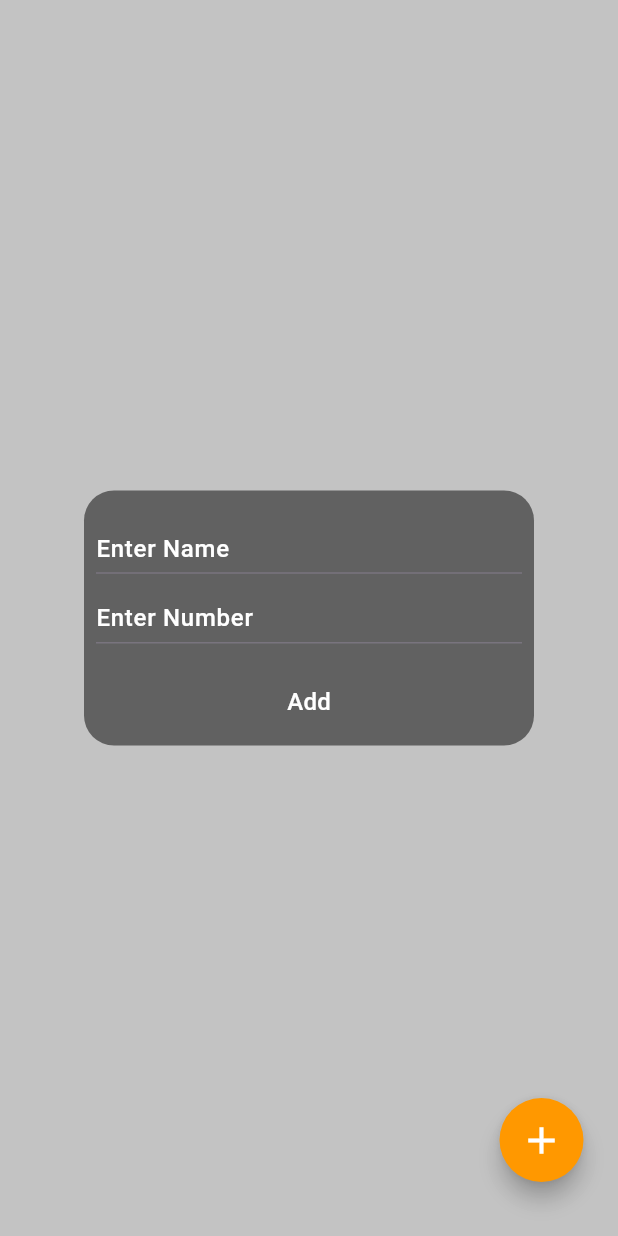
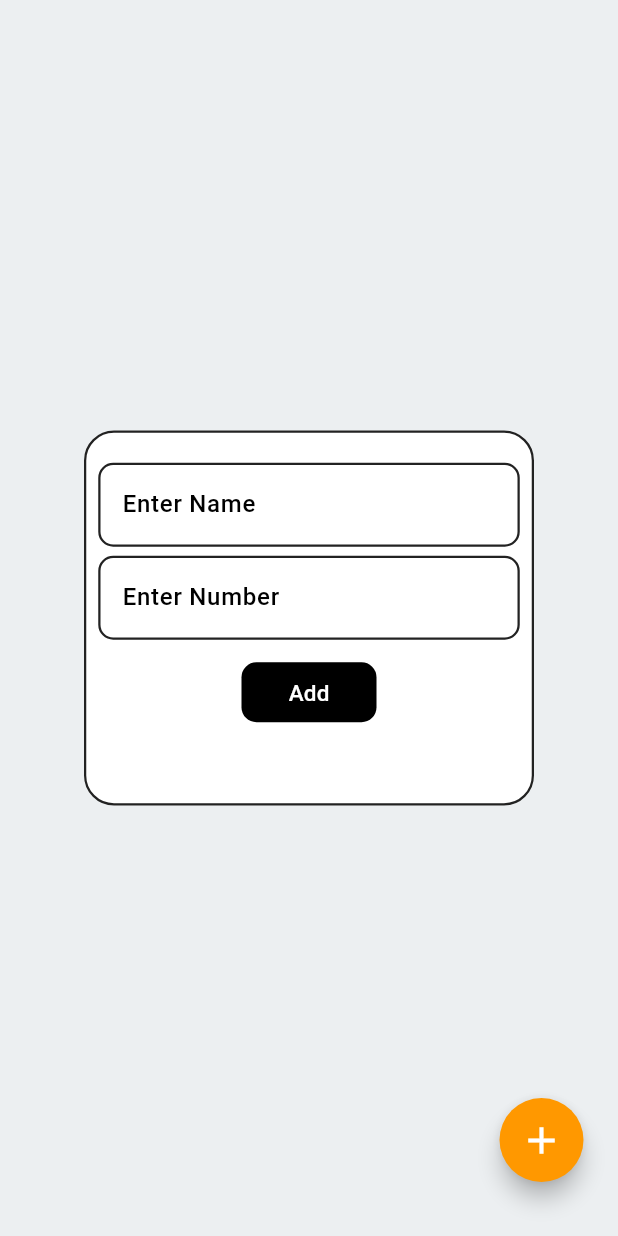
Before and after one commit to ritik453rr/flutter_task_listview, a Flutter app: the screen it shows after launch, after a tap on the "add" icon, on a phone screen of 412 x 824 dp. Run offline on Flutter 3.47's test engine with Material 3 defaults, Android fonts, the phone set to English and light mode, and no system bars; our stand-ins replace shared_preferences.

Commit message:
Added Regexp to mobile number

```diff
--- a/lib/listview_screen.dart
+++ b/lib/listview_screen.dart
@@ -43,8 +43,7 @@ class _ListViewScreenState extends State<ListViewScreen> {
         userList.add(DataModel.fromJson(jsonDecode(element)));
       }
     }
-    setState(() {
-    });
+    setState(() {});
   }
 
   //Delete Data
@@ -105,16 +104,27 @@ class _ListViewScreenState extends State<ListViewScreen> {
 
   @override
   Widget build(BuildContext context) {
-    return GestureDetector(
-      onTap: () {
-        if (addFieldActive == true) {
+    return Scaffold(
+      backgroundColor: Colors.blueGrey[50],
+      floatingActionButtonLocation: FloatingActionButtonLocation.endFloat,
+      floatingActionButton: Padding(
+        padding: const EdgeInsets.only(bottom: 20),
+        child: FloatingActionButton.extended(
+          backgroundColor: Colors.orange[500],
+          shape: const CircleBorder(),
+          tooltip: "Add",
+          onPressed: () {
             setState(() {
-            addFieldActive = false;
+              addFieldActive = !addFieldActive;
             });
-        }
           },
-      child: Scaffold(
-        backgroundColor: Colors.grey[400]!.withOpacity(0.9),
+          label: const Icon(
+            Icons.add,
+            color: Colors.white,
+            size: 30,
+          ),
+        ),
+      ),
       //Bottom Sheet...........
       bottomSheet: selectedItems.isNotEmpty
           ? Container(
@@ -128,8 +138,7 @@ class _ListViewScreenState extends State<ListViewScreen> {
                     selectedItems.length == 1
                         //Edit Button......
                         ? Padding(
-                              padding:
-                                  const EdgeInsets.symmetric(horizontal: 9),
+                            padding: const EdgeInsets.symmetric(horizontal: 9),
                             child: InkWell(
                               onTap: () {
                                 setState(() {
@@ -164,25 +173,6 @@ class _ListViewScreenState extends State<ListViewScreen> {
               ),
             )
           : const Text(""),
-        floatingActionButtonLocation: FloatingActionButtonLocation.endFloat,
-        floatingActionButton: Padding(
-          padding: const EdgeInsets.only(bottom: 20),
-          child: FloatingActionButton.extended(
-            backgroundColor: Colors.orange[500],
-            shape: const CircleBorder(),
-            tooltip: "Add",
-            onPressed: () {
-              setState(() {
-                addFieldActive = true;
-              });
-            },
-            label: const Icon(
-              Icons.add,
-              color: Colors.white,
-              size: 30,
-            ),
-          ),
-        ),
       body: Stack(
         children: [
           userList.isNotEmpty
@@ -196,9 +186,9 @@ class _ListViewScreenState extends State<ListViewScreen> {
                         //User Lile....
                         return Padding(
                           padding: const EdgeInsets.symmetric(
-                                horizontal: 15, vertical: 4),
+                              horizontal: 15, vertical: 1.5),
                           child: SizedBox(
-                              height: 70,
+                            height: 80,
                             child: MouseRegion(
                               onEnter: (event) {
                                 setState(() {
@@ -211,17 +201,28 @@ class _ListViewScreenState extends State<ListViewScreen> {
                                   isTileHovered = false;
                                 });
                               },
+                              child: Card(
+                                elevation: 1.5,
                                 child: ListTile(
                                   shape: RoundedRectangleBorder(
                                     borderRadius: BorderRadius.circular(15),
                                   ),
                                   tileColor: isTileHovered
                                       ? hoverIndex == index
-                                          ? Colors.grey[200]
+                                          ? Colors.grey[300]
                                           : Colors.white
                                       : Colors.white,
-                                  title: Text('${userList[index].name}'),
-                                  subtitle: Text("${userList[index].number}"),
+                                  //Name....
+                                  title: Text(
+                                    '${userList[index].name}',
+                                    style: const TextStyle(
+                                        fontWeight: FontWeight.w600),
+                                  ),
+                                  subtitle: Text(
+                                    "${userList[index].number}",
+                                    style: const TextStyle(
+                                        fontWeight: FontWeight.w600),
+                                  ),
                                   trailing: Transform.scale(
                                     scale: 1,
                                     child: Checkbox(
@@ -245,6 +246,7 @@ class _ListViewScreenState extends State<ListViewScreen> {
                                 ),
                               ),
                             ),
+                          ),
                         );
                       }),
                 )
@@ -256,11 +258,12 @@ class _ListViewScreenState extends State<ListViewScreen> {
                   child: Padding(
                     padding: const EdgeInsets.symmetric(horizontal: 10),
                     child: Container(
-                        height: 170,
+                      height: 250,
                       width: 300,
                       decoration: BoxDecoration(
-                          color: Colors.grey[700],
+                        color: Colors.white,
                         borderRadius: BorderRadius.circular(20),
+                        border: Border.all(color: Colors.black87, width: 1.5),
                       ),
                       child: Form(
                         key: formkey,
@@ -268,11 +271,10 @@ class _ListViewScreenState extends State<ListViewScreen> {
                           children: [
                             //Space..
                             const SizedBox(
-                                height: 15,
+                              height: 20,
                             ),
                             //Name Field
-                              Flexible(
-                                child: Padding(
+                            Padding(
                               padding:
                                   const EdgeInsets.symmetric(horizontal: 8),
                               child: TextFormField(
@@ -284,15 +286,34 @@ class _ListViewScreenState extends State<ListViewScreen> {
                                   }
                                 },
                                 style: const TextStyle(
-                                        color: Colors.white,
+                                    color: Colors.black,
                                     fontWeight: FontWeight.w500),
                                 controller: nameController,
-                                    decoration: const InputDecoration(
-                                        hintStyle: TextStyle(
-                                            color: Colors.white,
+                                decoration: InputDecoration(
+                                    focusedErrorBorder: OutlineInputBorder(
+                                      borderRadius: BorderRadius.circular(10),
+                                      borderSide: const BorderSide(
+                                          color: Colors.red, width: 1.5),
+                                    ),
+                                    errorBorder: OutlineInputBorder(
+                                      borderRadius: BorderRadius.circular(10),
+                                      borderSide: const BorderSide(
+                                          color: Colors.red, width: 1.5),
+                                    ),
+                                    enabledBorder: OutlineInputBorder(
+                                      borderRadius: BorderRadius.circular(10),
+                                      borderSide: const BorderSide(
+                                          width: 1.5, color: Colors.black87),
+                                    ),
+                                    focusedBorder: OutlineInputBorder(
+                                      borderRadius: BorderRadius.circular(10),
+                                      borderSide: const BorderSide(
+                                          width: 1.5, color: Colors.black87),
+                                    ),
+                                    hintStyle: const TextStyle(
+                                        color: Colors.black,
                                         fontWeight: FontWeight.w500),
                                     hintText: "Enter Name"),
-                                  ),
                               ),
                             ),
                             //Space...
@@ -305,19 +326,44 @@ class _ListViewScreenState extends State<ListViewScreen> {
                                     const EdgeInsets.symmetric(horizontal: 8),
                                 child: TextFormField(
                                   validator: (value) {
+                                    final regex = RegExp(r'^[6-9]\d{9}$');
                                     if (value == null || value.isEmpty) {
                                       return "enter number";
-                                      } else {
+                                    } else if (!regex.hasMatch(value)) {
+                                      return "enter valid number";
+                                    }
+
+                                    {
                                       return null;
                                     }
                                   },
                                   style: const TextStyle(
-                                        color: Colors.white,
+                                      color: Colors.black,
                                       fontWeight: FontWeight.w500),
                                   controller: numberController,
-                                    decoration: const InputDecoration(
-                                        hintStyle: TextStyle(
-                                            color: Colors.white,
+                                  decoration: InputDecoration(
+                                      focusedErrorBorder: OutlineInputBorder(
+                                        borderRadius: BorderRadius.circular(10),
+                                        borderSide: const BorderSide(
+                                            color: Colors.red, width: 1.5),
+                                      ),
+                                      errorBorder: OutlineInputBorder(
+                                        borderRadius: BorderRadius.circular(10),
+                                        borderSide: const BorderSide(
+                                            color: Colors.red, width: 1.5),
+                                      ),
+                                      focusedBorder: OutlineInputBorder(
+                                        borderRadius: BorderRadius.circular(10),
+                                        borderSide: const BorderSide(
+                                            color: Colors.black, width: 1.5),
+                                      ),
+                                      enabledBorder: OutlineInputBorder(
+                                        borderRadius: BorderRadius.circular(10),
+                                        borderSide: const BorderSide(
+                                            color: Colors.black87, width: 1.5),
+                                      ),
+                                      hintStyle: const TextStyle(
+                                          color: Colors.black,
                                           fontWeight: FontWeight.w500),
                                       hintText: "Enter Number"),
                                 ),
@@ -327,7 +373,14 @@ class _ListViewScreenState extends State<ListViewScreen> {
                               height: 15,
                             ),
                             //Add Button...
-                              TextButton(
+                            Container(
+                              height: 40,
+                              width: 90,
+                              decoration: BoxDecoration(
+                                color: Colors.black,
+                                borderRadius: BorderRadius.circular(10),
+                              ),
+                              child: TextButton(
                                 onPressed: () {
                                   if (formkey.currentState!.validate()) {
                                     setState(() async {
@@ -350,8 +403,9 @@ class _ListViewScreenState extends State<ListViewScreen> {
                                   "Add",
                                   style: TextStyle(
                                       color: Colors.white,
-                                      fontSize: 16,
+                                      fontSize: 15,
                                       fontWeight: FontWeight.w500),
+                                ),
                               ),
                             ),
                             const SizedBox(
@@ -373,8 +427,9 @@ class _ListViewScreenState extends State<ListViewScreen> {
                       height: 250,
                       width: 300,
                       decoration: BoxDecoration(
-                          color: Colors.grey[700],
+                        color: Colors.white,
                         borderRadius: BorderRadius.circular(20),
+                        border: Border.all(color: Colors.black87, width: 1.5),
                       ),
                       child: Form(
                         key: updatekey,
@@ -389,7 +444,7 @@ class _ListViewScreenState extends State<ListViewScreen> {
                               padding:
                                   const EdgeInsets.symmetric(horizontal: 8),
                               child: TextFormField(
-                                  cursorColor: Colors.white,
+                                cursorColor: Colors.black,
                                 validator: (value) {
                                   if (value == null || value.isEmpty) {
                                     return "enter name";
@@ -398,14 +453,14 @@ class _ListViewScreenState extends State<ListViewScreen> {
                                   }
                                 },
                                 style: const TextStyle(
-                                      color: Colors.white,
+                                    color: Colors.black,
                                     fontWeight: FontWeight.w500),
                                 controller: updateNameController,
                                 decoration: InputDecoration(
                                     focusedErrorBorder: OutlineInputBorder(
                                       borderRadius: BorderRadius.circular(10),
-                                        borderSide: const BorderSide(
-                                            color: Colors.white),
+                                      borderSide:
+                                          const BorderSide(color: Colors.black),
                                     ),
                                     errorBorder: OutlineInputBorder(
                                       borderRadius: BorderRadius.circular(10),
@@ -414,16 +469,16 @@ class _ListViewScreenState extends State<ListViewScreen> {
                                     ),
                                     enabledBorder: OutlineInputBorder(
                                       borderRadius: BorderRadius.circular(10),
-                                        borderSide: const BorderSide(
-                                            color: Colors.white70),
+                                      borderSide:
+                                          const BorderSide(color: Colors.black),
                                     ),
                                     focusedBorder: OutlineInputBorder(
                                       borderRadius: BorderRadius.circular(10),
-                                        borderSide: const BorderSide(
-                                            color: Colors.white70),
+                                      borderSide:
+                                          const BorderSide(color: Colors.black),
                                     ),
                                     hintStyle: const TextStyle(
-                                          color: Colors.white,
+                                        color: Colors.black,
                                         fontWeight: FontWeight.w500),
                                     hintText: "Enter Name"),
                               ),
@@ -437,7 +492,7 @@ class _ListViewScreenState extends State<ListViewScreen> {
                               padding:
                                   const EdgeInsets.symmetric(horizontal: 8),
                               child: TextFormField(
-                                  cursorColor: Colors.white,
+                                cursorColor: Colors.black,
                                 validator: (value) {
                                   if (value == null || value.isEmpty) {
                                     return "enter number";
@@ -446,14 +501,14 @@ class _ListViewScreenState extends State<ListViewScreen> {
                                   }
                                 },
                                 style: const TextStyle(
-                                      color: Colors.white,
+                                    color: Colors.black,
                                     fontWeight: FontWeight.w500),
                                 controller: updateNumberController,
                                 decoration: InputDecoration(
                                     focusedErrorBorder: OutlineInputBorder(
                                       borderRadius: BorderRadius.circular(10),
-                                        borderSide: const BorderSide(
-                                            color: Colors.white),
+                                      borderSide:
+                                          const BorderSide(color: Colors.black),
                                     ),
                                     errorBorder: OutlineInputBorder(
                                       borderRadius: BorderRadius.circular(10),
@@ -462,31 +517,69 @@ class _ListViewScreenState extends State<ListViewScreen> {
                                     ),
                                     enabledBorder: OutlineInputBorder(
                                       borderRadius: BorderRadius.circular(10),
-                                        borderSide: const BorderSide(
-                                            color: Colors.white70),
+                                      borderSide:
+                                          const BorderSide(color: Colors.black),
                                     ),
                                     focusedBorder: const OutlineInputBorder(
                                       borderSide:
-                                            BorderSide(color: Colors.white70),
+                                          BorderSide(color: Colors.black),
                                     ),
                                     hintStyle: const TextStyle(
-                                          color: Colors.white,
+                                        color: Colors.black,
                                         fontWeight: FontWeight.w500),
                                     hintText: "Enter Number"),
                               ),
                             ),
-
-                              //Update Button...
+                            //Row[Cancel,Update]....
                             Padding(
                               padding: const EdgeInsets.only(top: 15),
+                              child: Row(
+                                mainAxisAlignment: MainAxisAlignment.center,
+                                children: [
+                                  //Cancel Button
+                                  Container(
+                                    height: 35,
+                                    width: 90,
+                                    decoration: BoxDecoration(
+                                      borderRadius: BorderRadius.circular(9),
+                                      color: Colors.black,
+                                    ),
                                     child: TextButton(
                                       onPressed: () async {
-                                    if (updatekey.currentState!.validate()) {
+                                        setState(() {
+                                          isUpdating = false;
+                                        });
+                                      },
+                                      child: const Text(
+                                        "Cancel",
+                                        style: TextStyle(
+                                            color: Colors.white,
+                                            fontSize: 14,
+                                            fontWeight: FontWeight.w500),
+                                      ),
+                                    ),
+                                  ),
+                                  const SizedBox(
+                                    width: 10,
+                                  ),
+                                  //Update Button...
+                                  Container(
+                                    height: 35,
+                                    width: 90,
+                                    decoration: BoxDecoration(
+                                      borderRadius: BorderRadius.circular(9),
+                                      color: Colors.black,
+                                    ),
+                                    child: TextButton(
+                                      onPressed: () async {
+                                        if (updatekey.currentState!
+                                            .validate()) {
                                           isUpdating = false;
                                           await updateData(
                                             data: DataModel(
                                                 name: updateNameController.text,
-                                            number: updateNumberController.text,
+                                                number:
+                                                    updateNumberController.text,
                                                 id: selectedItems[0].id),
                                           );
                                           getData();
@@ -496,9 +589,12 @@ class _ListViewScreenState extends State<ListViewScreen> {
                                         "Update",
                                         style: TextStyle(
                                             color: Colors.white,
-                                        fontSize: 16,
+                                            fontSize: 14,
                                             fontWeight: FontWeight.w500),
                                       ),
+                                    ),
+                                  ),
+                                ],
                               ),
                             ),
                             const SizedBox(
@@ -513,7 +609,6 @@ class _ListViewScreenState extends State<ListViewScreen> {
               : Text(""),
         ],
       ),
-      ),
     );
   }
 }
```
Lines whose indentation alone changed are shown as unchanged.
